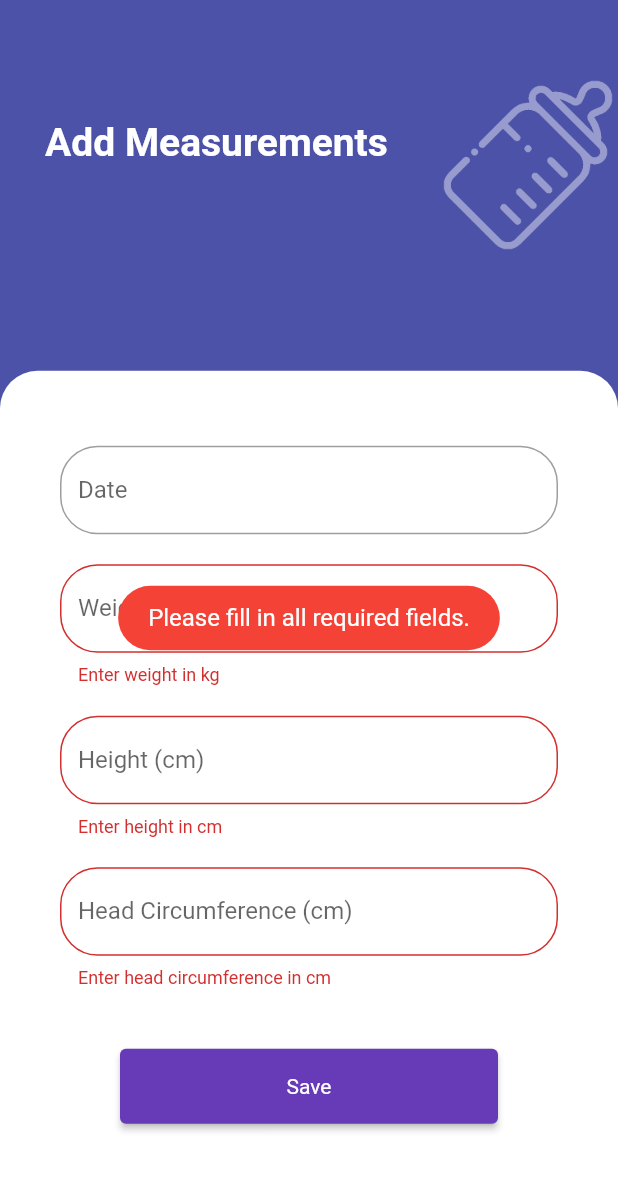
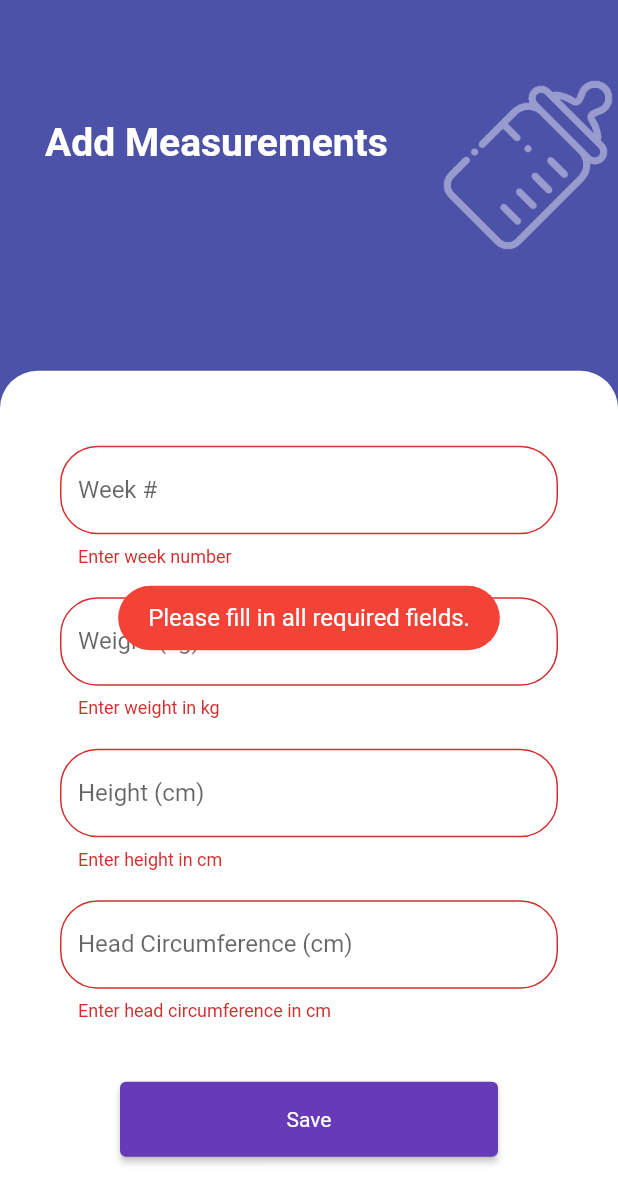
Before and after one commit to ccaian/Team-13-ITP-SE-39, a Flutter app: the AddMeasurements screen opened directly, after a tap on "Save", on a phone screen of 412 x 824 dp. Shown: the top 1204 px of the screen. Run offline on Flutter 3.47's test engine with Material 2 defaults, Android fonts, the phone set to English and light mode, and no system bars; drawn by our look-alikes of datetime_picker_formfield; our stand-ins replace circular_profile_avatar, cloud_firestore, firebase_auth, firebase_core, firebase_database, firebase_storage and 9 more; missing offline and left inert: dart:ffi, image_downloader; accounts and stored records are empty.

Commit message:
changed date to week, minor ui edits

```diff
--- a/lib/addmeasurements.dart
+++ b/lib/addmeasurements.dart
@@ -20,7 +20,8 @@ class AddMeasurements extends StatefulWidget {
 
 class _AddMeasurementsPageState extends State<AddMeasurements> {
 
-  String date = '';
+  String week = '';
+  //String date = '';
   double weight = 0;
   double height = 0;
   double head = 0;
@@ -29,7 +30,8 @@ class _AddMeasurementsPageState extends State<AddMeasurements> {
   final format = DateFormat("dd-MM-yyyy");
 
   var _growthRef = FirebaseDatabase.instance.reference().child('growth');
-  TextEditingController _dateControl = TextEditingController();
+  TextEditingController _weekControl = TextEditingController();
+  //TextEditingController _dateControl = TextEditingController();
   TextEditingController _weightControl = TextEditingController();
   TextEditingController _heightControl = TextEditingController();
   TextEditingController _headControl = TextEditingController();
@@ -77,7 +79,30 @@ class _AddMeasurementsPageState extends State<AddMeasurements> {
                   child: Column(children: <Widget>[
                     Padding(
                       padding: const EdgeInsets.fromLTRB(40.0,50.0,40.0,20.0),
-                      child: DateTimeField(
+                      // child: DateTimeField(
+                      //   decoration: InputDecoration(
+                      //     fillColor: Colors.grey,
+                      //     border: new OutlineInputBorder(
+                      //       borderRadius: const BorderRadius.all(
+                      //         const Radius.circular(25),
+                      //       ),
+                      //     ),
+                      //     labelText: 'Date',
+                      //   ),
+                      //   format: format,
+                      //   onShowPicker: (context, currentValue) {
+                      //   return showDatePicker(
+                      //   context: context,
+                      //   firstDate: DateTime(1900),
+                      //   initialDate: currentValue ?? DateTime.now(),
+                      //   lastDate: DateTime(2100));
+                      //   },
+                      //   onChanged: (val) {
+                      //     setState(() => date);
+                      //   },
+                      //   controller: _dateControl,
+                      // ),
+                      child: TextFormField(
                         decoration: InputDecoration(
                           fillColor: Colors.grey,
                           border: new OutlineInputBorder(
@@ -85,20 +110,13 @@ class _AddMeasurementsPageState extends State<AddMeasurements> {
                               const Radius.circular(25),
                             ),
                           ),
-                          labelText: 'Date',
+                          labelText: 'Week #',
                         ),
-                        format: format,
-                        onShowPicker: (context, currentValue) {
-                        return showDatePicker(
-                        context: context,
-                        firstDate: DateTime(1900),
-                        initialDate: currentValue ?? DateTime.now(),
-                        lastDate: DateTime(2100));
+                        validator: (val) => val!.isEmpty ? 'Enter week number' : null,
+                        onChanged: (val) {
+                          setState(() => week = val);
                         },
-                        onChanged: (val) {
-                          setState(() => date);
-                        },
-                        controller: _dateControl,
+                        controller: _weekControl,
                       ),
                     ),
                     Padding(
@@ -194,7 +212,7 @@ class _AddMeasurementsPageState extends State<AddMeasurements> {
                                     SharedPreferences prefs = await SharedPreferences.getInstance();
                                     var nric = prefs.getString('ChildNRIC');
 
-                                    addData(nric, date, weight, height, head);
+                                    addData(nric, week, weight, height, head);
                                   }
                                   else {
                                     Fluttertoast.showToast(
@@ -223,10 +241,10 @@ class _AddMeasurementsPageState extends State<AddMeasurements> {
     );
   }
 
-  void addData(nric, date, weight, height, head) async{
+  void addData(nric, week, weight, height, head) async{
     _growthRef.push().set({
       'nric': nric,
-      'date': _dateControl.text,
+      'week': _weekControl.text,
       'weight': _weightControl.text,
       'height': _heightControl.text,
       'head': _headControl.text
--- a/lib/api/pdf_growth_api.dart
+++ b/lib/api/pdf_growth_api.dart
@@ -37,14 +37,15 @@ class PdfGrowthApi {
 
   static Widget buildGrowth(Growth growthFile) {
     final headers = [
-      'Date',
+      'Week',
       'Weight',
       'Height',
       'Head',
     ];
     final data = growthFile.items.map((item) {
       return [
-        item.date,
+        //item.date,
+        item.week,
         item.weight + " kg",
         item.height + " cm",
         item.head + " cm",
--- a/lib/editmeasurements.dart
+++ b/lib/editmeasurements.dart
@@ -16,12 +16,13 @@ class EditMeasurements extends StatefulWidget {
 }
 
 class _EditMeasurementsPageState extends State<EditMeasurements> {
-  late TextEditingController _dateControl, _weightControl, _heightControl, _headControl;
+  late TextEditingController _weekControl, _dateControl, _weightControl, _heightControl, _headControl;
   late DatabaseReference _growthRef;
 
   @override
   void initState() {
     super.initState();
+    _weekControl = TextEditingController();
     _dateControl = TextEditingController();
     _weightControl = TextEditingController();
     _heightControl = TextEditingController();
@@ -30,6 +31,7 @@ class _EditMeasurementsPageState extends State<EditMeasurements> {
     getGrowthDetail();
   }
 
+  String week = '';
   String date = '';
   double weight = 0;
   double height = 0;
@@ -81,8 +83,30 @@ class _EditMeasurementsPageState extends State<EditMeasurements> {
                     child: Column(children: <Widget>[
                       Padding(
                         padding: const EdgeInsets.fromLTRB(40.0,50.0,40.0,20.0),
-                        child: DateTimeField(
-                          controller: _dateControl,
+                        // child: DateTimeField(
+                        //   controller: _dateControl,
+                        //   decoration: InputDecoration(
+                        //     fillColor: Colors.grey,
+                        //     border: new OutlineInputBorder(
+                        //       borderRadius: const BorderRadius.all(
+                        //         const Radius.circular(25),
+                        //       ),
+                        //     ),
+                        //     labelText: 'Date',
+                        //   ),
+                        //   format: format,
+                        //   onShowPicker: (context, currentValue) {
+                        //     return showDatePicker(
+                        //         context: context,
+                        //         firstDate: DateTime(1900),
+                        //         initialDate: currentValue ?? DateTime.now(),
+                        //         lastDate: DateTime(2100));
+                        //   },
+                        //   onChanged: (val) {
+                        //     setState(() => date);
+                        //   },
+                        // ),
+                        child: TextFormField(
                           decoration: InputDecoration(
                             fillColor: Colors.grey,
                             border: new OutlineInputBorder(
@@ -90,19 +114,13 @@ class _EditMeasurementsPageState extends State<EditMeasurements> {
                                 const Radius.circular(25),
                               ),
                             ),
-                            labelText: 'Date',
+                            labelText: 'Week #',
                           ),
-                          format: format,
-                          onShowPicker: (context, currentValue) {
-                            return showDatePicker(
-                                context: context,
-                                firstDate: DateTime(1900),
-                                initialDate: currentValue ?? DateTime.now(),
-                                lastDate: DateTime(2100));
+                          validator: (val) => val!.isEmpty ? 'Enter week number' : null,
+                          onChanged: (val) {
+                            setState(() => week = val);
                           },
-                          onChanged: (val) {
-                            setState(() => date);
-                          },
+                          controller: _weekControl,
                         ),
                       ),
                       Padding(
@@ -198,7 +216,7 @@ class _EditMeasurementsPageState extends State<EditMeasurements> {
                                       SharedPreferences prefs = await SharedPreferences.getInstance();
                                       var nric = prefs.getString('ChildNRIC');
 
-                                      editData(nric, date, weight, height, head);
+                                      editData(nric, week, weight, height, head);
                                     }
                                     else {
                                       Fluttertoast.showToast(
@@ -231,7 +249,8 @@ class _EditMeasurementsPageState extends State<EditMeasurements> {
     DataSnapshot snapshot = await _growthRef.child(widget.growthKey).once();
 
     Map growth = snapshot.value;
-    _dateControl.text = growth['name'];
+    _weekControl.text = growth['week'];
+    //_dateControl.text = growth['date'];
     _weightControl.text = growth['weight'];
     _heightControl.text = growth['height'];
     _headControl.text = growth['head'];
@@ -239,14 +258,16 @@ class _EditMeasurementsPageState extends State<EditMeasurements> {
     //setState(() {});
   }
 
-  void editData(nric, date, weight, height, head) async{
-    date = _dateControl.text;
+  void editData(nric, week, weight, height, head) async{
+    week = _weekControl.text;
+    //date = _dateControl.text;
     weight = _weightControl.text;
     height = _heightControl.text;
     head = _headControl.text;
 
     Map<String, String> growth = {
       //'date': date,
+      'week': week,
       'weight':  weight,
       'height': height,
       'head': head,
--- a/lib/growthpage.dart
+++ b/lib/growthpage.dart
@@ -24,8 +24,8 @@ class _GrowthPageState extends State<GrowthPage> {
   List<GrowthItem> growthItems = [];
 
   var nric;
-  var name;
-  var date;
+  var week;
+  //var date;
   var weight;
   var height;
   var head;
@@ -55,7 +55,7 @@ class _GrowthPageState extends State<GrowthPage> {
               Positioned(
                   top: 80,
                   left: 30,
-                  child: Text(childName.toString(),
+                  child: Text("Growth Parameter \nFor " + childName.toString(),
                       style: TextStyle(
                         fontSize: 26.0,
                         fontWeight: FontWeight.bold,
@@ -184,7 +184,7 @@ class _GrowthPageState extends State<GrowthPage> {
             children: [
               SizedBox(width: 30),
               Text(
-                growth['date'],
+                growth['week'],
                 style: TextStyle(
                     fontSize: 20,
                     color: Colors.black,
@@ -346,7 +346,8 @@ class _GrowthPageState extends State<GrowthPage> {
           items.add(
             GrowthItem(
               key: key,
-              date: values['date'],
+              week: values['week'],
+              //date: values['date'],
               weight: values['weight'],
               height: values['height'],
               head: values['head'],
@@ -372,14 +373,16 @@ class Growth {
 
 class GrowthItem {
   final String key;
-  final String date;
+  final String week;
+  //final String date;
   final String weight;
   final String height;
   final String head;
 
   const GrowthItem({
     required this.key,
-    required this.date,
+    required this.week,
+    //required this.date,
     required this.weight,
     required this.height,
     required this.head,
--- a/lib/scorehistory.dart
+++ b/lib/scorehistory.dart
@@ -119,7 +119,7 @@ class _ScoreHistoryState extends State<ScoreHistory> {
       if (isAdmin)
         email = prefs.getString('parentemail');
       else
-        email = prefs.getString('email                  ');
+        email = prefs.getString('email');
 
     });
     print(email);
```
